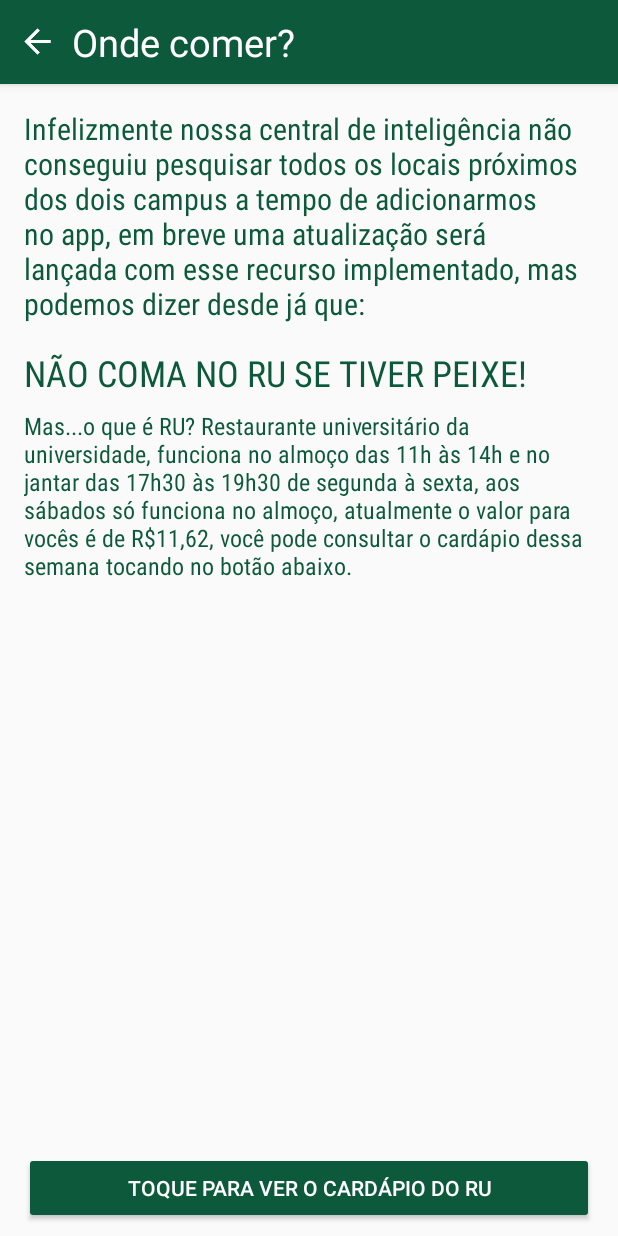
After one commit to centralufabc/centralepufabc, an Android app: the ondecomer screen opened directly, with no data from a screen before it, on a phone screen of 412 x 824 dp. The commit adds this screen. Run offline under Robolectric (Android 15) with nearby library versions, the phone set to English and light mode, and no system bars.

Commit message:
Onde comer? feita

```diff
--- a/app/src/main/AndroidManifest.xml
+++ b/app/src/main/AndroidManifest.xml
@@ -101,6 +101,10 @@
         <activity
             android:name=".ra"
             android:label="@string/title_activity_ra"
+            android:theme="@style/AppTheme.NoActionBar" />
+        <activity
+            android:name=".ondecomer"
+            android:label="@string/title_activity_ondecomer"
             android:theme="@style/AppTheme.NoActionBar"></activity>
     </application>
 
--- a/app/src/main/java/central/centralepufabc/MainActivity.java
+++ b/app/src/main/java/central/centralepufabc/MainActivity.java
@@ -371,7 +371,8 @@ public class MainActivity extends AppCompatActivity
             Intent intent = new Intent(this, Calendario.class);
             startActivity(intent);
         } else if (id == R.id.nav_ru) {
-
+            Intent intent = new Intent(this, ondecomer.class);
+            startActivity(intent);
         } else if (id == R.id.nav_contador) {
             Intent intent = new Intent(this, contador.class);
             startActivity(intent);
--- /dev/null
+++ b/app/src/main/java/central/centralepufabc/ondecomer.java
@@ -0,0 +1,80 @@
+package central.centralepufabc;
+
+import android.content.Context;
+import android.content.Intent;
+import android.content.res.ColorStateList;
+import android.graphics.Color;
+import android.net.ConnectivityManager;
+import android.net.Uri;
+import android.os.Bundle;
+import android.os.Handler;
+import android.support.design.widget.FloatingActionButton;
+import android.support.design.widget.Snackbar;
+import android.support.v7.app.AppCompatActivity;
+import android.support.v7.widget.Toolbar;
+import android.view.View;
+import android.widget.TextView;
+import android.widget.Toast;
+
+import java.util.Calendar;
+import java.util.TimeZone;
+
+public class ondecomer extends AppCompatActivity {
+    TextView naoru;
+    int i=0;
+    @Override
+    protected void onCreate(Bundle savedInstanceState) {
+        super.onCreate(savedInstanceState);
+        setContentView(R.layout.activity_ondecomer);
+        Toolbar toolbar = (Toolbar) findViewById(R.id.toolbar);
+        setSupportActionBar(toolbar);
+        naoru=(TextView) findViewById(R.id.txt_o_ru);
+        final Handler atualizador = new Handler();
+
+        atualizador.post(new Runnable() {
+            @Override
+            public void run() {
+               if(i==0){
+                   naoru.setTextColor(Color.rgb(13,89,59));
+                   i++;
+               } else if(i==1){
+                   naoru.setTextColor(Color.rgb(0,0,255));
+                   i++;
+               } else if (i==2){
+                   naoru.setTextColor(Color.rgb(255,0,0));
+                   i++;
+               } else{
+                   naoru.setTextColor(Color.rgb(0,0,0));
+                   i=0;
+               }
+                atualizador.postDelayed(this, 2000);
+            }
+        });
+    }
+
+    public void voltar(View view){
+        finish();
+    }
+
+    public void abre_ru(View view){
+        boolean conectado;
+        ConnectivityManager conectivtyManager = (ConnectivityManager) getSystemService(Context.CONNECTIVITY_SERVICE);
+        if (conectivtyManager.getActiveNetworkInfo() != null
+                && conectivtyManager.getActiveNetworkInfo().isAvailable()
+                && conectivtyManager.getActiveNetworkInfo().isConnected()) {
+            conectado = true;
+        } else {
+            conectado = false;
+        }
+        if(conectado==true){
+            Intent intent = new Intent();
+            intent.setAction(Intent.ACTION_VIEW);
+            intent.addCategory(Intent.CATEGORY_BROWSABLE);
+            intent.setData(Uri.parse("http://proap.ufabc.edu.br/images/PDF/Cardapio.pdf"));
+            startActivity(intent);}
+        else{
+            Toast.makeText(this,"É necessaria conexão com a internet",Toast.LENGTH_SHORT).show();
+        }
+        }
+
+}
--- /dev/null
+++ b/app/src/main/res/layout/activity_ondecomer.xml
@@ -0,0 +1,51 @@
+<?xml version="1.0" encoding="utf-8"?>
+<android.support.design.widget.CoordinatorLayout xmlns:android="http://schemas.android.com/apk/res/android"
+    xmlns:app="http://schemas.android.com/apk/res-auto"
+    xmlns:tools="http://schemas.android.com/tools"
+    android:layout_width="match_parent"
+    android:layout_height="match_parent"
+    android:fitsSystemWindows="true"
+    tools:context="central.centralepufabc.ondecomer">
+
+    <android.support.design.widget.AppBarLayout
+        android:layout_width="match_parent"
+        android:layout_height="wrap_content"
+        android:theme="@style/AppTheme.AppBarOverlay">
+
+
+        <LinearLayout
+            android:layout_width="match_parent"
+            android:layout_height="56dp"
+            android:gravity="center_vertical"
+            android:orientation="horizontal">
+
+            <ImageButton
+                android:contentDescription="Voltar"
+                android:id="@+id/imageButton"
+                style="@style/botao_comum"
+                android:layout_width="30dp"
+                android:layout_height="30dp"
+                android:layout_marginLeft="10dp"
+                android:layout_marginStart="10dp"
+                android:onClick="voltar"
+                android:scaleType="centerInside"
+                android:src="@drawable/seta_esquerda_branca" />
+
+            <TextView
+                android:id="@+id/textView2"
+                android:layout_width="wrap_content"
+                android:layout_height="wrap_content"
+                android:layout_marginLeft="8dp"
+                android:layout_marginStart="8dp"
+                android:gravity="center_vertical"
+                android:text="Onde comer?"
+                android:textColor="#ffffffff"
+                android:textSize="25sp" />
+
+        </LinearLayout>
+
+    </android.support.design.widget.AppBarLayout>
+
+    <include layout="@layout/content_ondecomer" />
+
+</android.support.design.widget.CoordinatorLayout>
--- /dev/null
+++ b/app/src/main/res/layout/content_ondecomer.xml
@@ -0,0 +1,81 @@
+<?xml version="1.0" encoding="utf-8"?>
+<android.support.constraint.ConstraintLayout xmlns:android="http://schemas.android.com/apk/res/android"
+    xmlns:app="http://schemas.android.com/apk/res-auto"
+    xmlns:tools="http://schemas.android.com/tools"
+    android:id="@+id/content_ondecomer"
+    android:layout_width="match_parent"
+    app:layout_behavior="@string/appbar_scrolling_view_behavior"
+    tools:context="central.centralepufabc.ondecomer"
+    tools:showIn="@layout/activity_ondecomer"
+    android:layout_height="match_parent">
+
+    <TextView
+        android:text="NÃO COMA NO RU SE TIVER PEIXE!"
+        android:layout_width="0dp"
+        android:layout_height="wrap_content"
+        android:id="@+id/txt_o_ru"
+        android:textSize="24sp"
+        android:fontFamily="sans-serif-condensed"
+        android:textColor="#000000"
+        android:layout_marginTop="16dp"
+        app:layout_constraintTop_toBottomOf="@+id/txt_o_1"
+        android:layout_marginEnd="16dp"
+        app:layout_constraintRight_toRightOf="parent"
+        android:layout_marginRight="16dp"
+        android:layout_marginStart="16dp"
+        app:layout_constraintLeft_toLeftOf="parent"
+        android:layout_marginLeft="16dp" />
+
+    <TextView
+        android:text="Infelizmente nossa central de inteligência não conseguiu pesquisar todos os locais próximos dos dois campus a tempo de adicionarmos no app, em breve uma atualização será lançada com esse recurso implementado, mas podemos dizer desde já que:"
+        android:layout_width="0dp"
+        android:layout_height="wrap_content"
+        android:textSize="20sp"
+        android:fontFamily="sans-serif-condensed"
+        android:textColor="#0d593b"
+        android:id="@+id/txt_o_1"
+        android:layout_marginTop="16dp"
+        app:layout_constraintTop_toTopOf="parent"
+        android:layout_marginStart="16dp"
+        app:layout_constraintLeft_toLeftOf="parent"
+        android:layout_marginLeft="16dp"
+        android:layout_marginEnd="16dp"
+        app:layout_constraintRight_toRightOf="parent"
+        android:layout_marginRight="16dp" />
+
+    <TextView
+        android:text="Mas...o que é RU? Restaurante universitário da universidade, funciona no almoço das 11h às 14h e no jantar das 17h30 às 19h30 de segunda à sexta, aos sábados só funciona no almoço, atualmente o valor para vocês é de R$11,62, você pode consultar o cardápio dessa semana tocando no botão abaixo."
+        android:layout_width="0dp"
+        android:layout_height="wrap_content"
+        android:id="@+id/txt_o_2"
+        android:textSize="16sp"
+        android:fontFamily="sans-serif-condensed"
+        android:textColor="#0d593b"
+        android:layout_marginTop="8dp"
+        app:layout_constraintTop_toBottomOf="@+id/txt_o_ru"
+        android:layout_marginStart="16dp"
+        app:layout_constraintLeft_toLeftOf="parent"
+        android:layout_marginLeft="16dp"
+        android:layout_marginEnd="16dp"
+        app:layout_constraintRight_toRightOf="parent"
+        android:layout_marginRight="16dp" />
+
+    <Button
+        android:text="TOQUE PARA VER O CARDÁPIO DO RU"
+        android:layout_width="0dp"
+        android:layout_height="wrap_content"
+        tools:layout_editor_absoluteY="446dp"
+        android:id="@+id/bt_ru"
+        android:layout_marginEnd="16dp"
+        app:layout_constraintRight_toRightOf="parent"
+        android:layout_marginRight="16dp"
+        app:layout_constraintBottom_toBottomOf="parent"
+        android:layout_marginBottom="8dp"
+        android:layout_marginStart="16dp"
+        android:onClick="abre_ru"
+        app:layout_constraintLeft_toLeftOf="parent"
+        android:layout_marginLeft="16dp"
+        style="@style/Widget.AppCompat.Button.Colored" />
+
+
+</android.support.constraint.ConstraintLayout>
--- a/app/src/main/res/values/strings.xml
+++ b/app/src/main/res/values/strings.xml
@@ -29,5 +29,6 @@
     <string name="title_activity_edita_monitoria">edita_monitoria</string>
     <string name="title_activity_excluir_monitoria">excluir_monitoria</string>
     <string name="title_activity_ra">ra</string>
+    <string name="title_activity_ondecomer">ondecomer</string>
 
 </resources>
```
